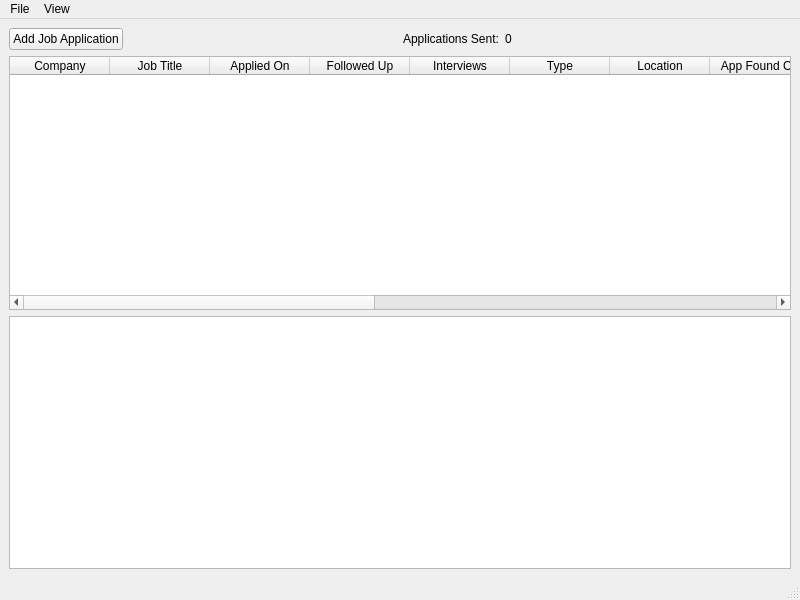
Before: the Qt Designer form JobAppTracker/QtGUI/ui/JobAppTrackerMainWindow.ui in dwp1084/QtJobAppTracker, drawn with Qt 5.
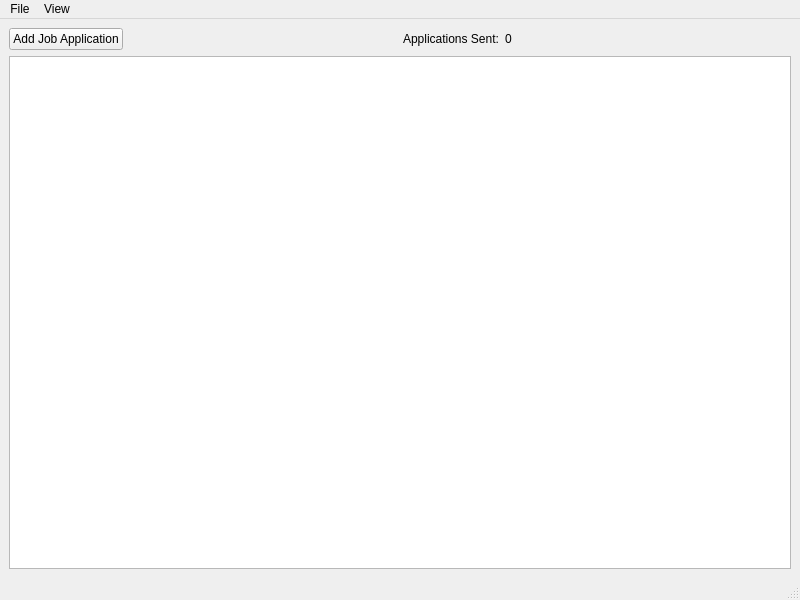
After: the same form once the commit is applied.

Commit message: Removed old table and updated documentation

```diff
--- a/JobAppTracker/QtGUI/ui/JobAppTrackerMainWindow.ui
+++ b/JobAppTracker/QtGUI/ui/JobAppTrackerMainWindow.ui
@@ -74,91 +74,6 @@
       </item>
      </layout>
     </item>
-    <item>
-     <widget class="QTableWidget" name="appTableWidget">
-      <property name="editTriggers">
-       <set>QAbstractItemView::EditTrigger::NoEditTriggers</set>
-      </property>
-      <attribute name="horizontalHeaderMinimumSectionSize">
-       <number>50</number>
-      </attribute>
-      <column>
-       <property name="text">
-        <string>Company</string>
-       </property>
-      </column>
-      <column>
-       <property name="text">
-        <string>Job Title</string>
-       </property>
-      </column>
-      <column>
-       <property name="text">
-        <string>Applied On</string>
-       </property>
-      </column>
-      <column>
-       <property name="text">
-        <string>Followed Up</string>
-       </property>
-      </column>
-      <column>
-       <property name="text">
-        <string>Interviews</string>
-       </property>
-      </column>
-      <column>
-       <property name="text">
-        <string>Type</string>
-       </property>
-      </column>
-      <column>
-       <property name="text">
-        <string>Location</string>
-       </property>
-      </column>
-      <column>
-       <property name="text">
-        <string>App Found On</string>
-       </property>
-      </column>
-      <column>
-       <property name="text">
-        <string>App Website</string>
-       </property>
-      </column>
-      <column>
-       <property name="text">
-        <string>Contact</string>
-       </property>
-      </column>
-      <column>
-       <property name="text">
-        <string>Materials Sent</string>
-       </property>
-      </column>
-      <column>
-       <property name="text">
-        <string>Salary</string>
-       </property>
-      </column>
-      <column>
-       <property name="text">
-        <string>Status</string>
-       </property>
-      </column>
-      <column>
-       <property name="text">
-        <string>Comment</string>
-       </property>
-      </column>
-      <column>
-       <property name="text">
-        <string>Days Pending</string>
-       </property>
-      </column>
-     </widget>
-    </item>
     <item>
      <widget class="QTableView" name="appTableView">
       <property name="editTriggers">
```
The commit also changes 2 other files.
